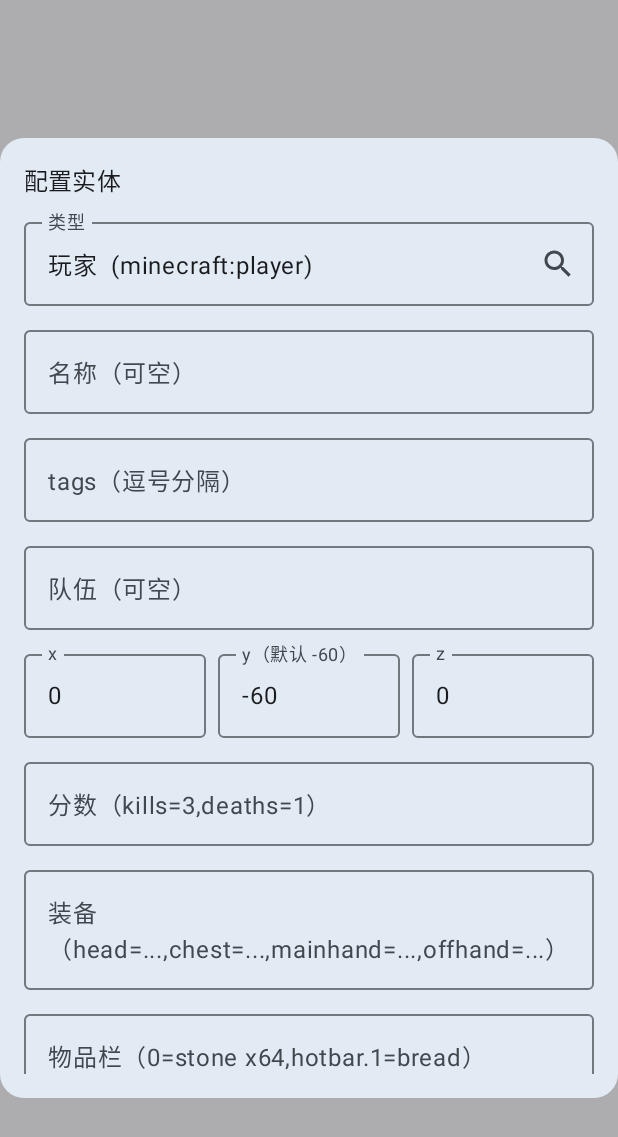
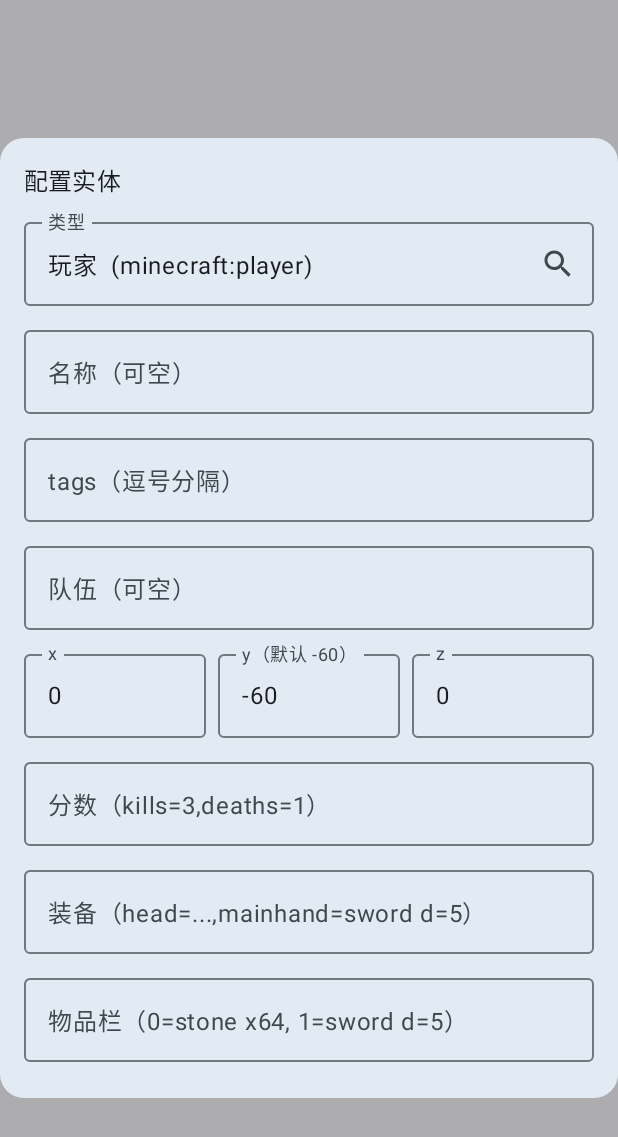
Before and after one commit to najcjbd/tellraw-app, an Android app built with Jetpack Compose: the composable EntityEditorDialog called with empty values, on a phone screen of 412 x 824 dp. Shown: the top 1137 px of the screen. Run offline under Robolectric (Android 15) with nearby library versions, the light colour scheme and no system bars; pictures from the network do not load; 4 statements that could not run were skipped.

Commit message:
网格：物品栏/装备提示支持 d=5 损耗值

```diff
--- a/app/src/main/java/com/tellraw/app/ui/screens/GridEditorScreen.kt
+++ b/app/src/main/java/com/tellraw/app/ui/screens/GridEditorScreen.kt
@@ -913,10 +913,10 @@ private fun EntityEditorDialog(
                     label = { Text("分数（kills=3,deaths=1）") },
                     singleLine = true, modifier = Modifier.fillMaxWidth())
                 OutlinedTextField(equipment, { equipment = it },
-                    label = { Text("装备（head=...,chest=...,mainhand=...,offhand=...）") },
+                    label = { Text("装备（head=...,mainhand=sword d=5）") },
                     singleLine = true, modifier = Modifier.fillMaxWidth())
                 OutlinedTextField(inventory, { inventory = it },
-                    label = { Text("物品栏（0=stone x64,hotbar.1=bread）") },
+                    label = { Text("物品栏（0=stone x64, 1=sword d=5）") },
                     singleLine = true, modifier = Modifier.fillMaxWidth())
                 Row {
                     OutlinedTextField(gamemode, { gamemode = it },
```
